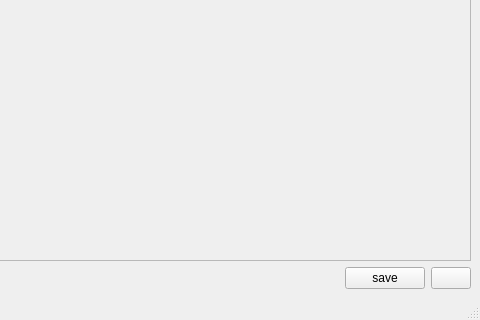
Sobottasgithub/ClOwn-Mails, file ui/main_window.ui: the form before one commit; both pictures show x 263 to 743 and y 254 to 574 of the 743 by 574 pixel window.
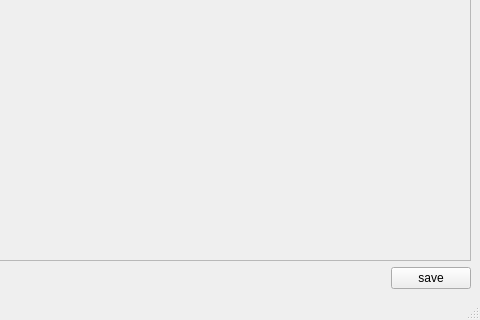
The form after the commit.

Commit message: Move add button

Patch:
```diff
--- a/ui/main_window.ui
+++ b/ui/main_window.ui
@@ -69,13 +69,6 @@
         </property>
        </widget>
       </item>
-      <item>
-       <widget class="QPushButton" name="uiButton_add">
-        <property name="text">
-         <string/>
-        </property>
-       </widget>
-      </item>
      </layout>
     </item>
    </layout>
```
Left out of the diff: 14 changed lines with no effect on the pictures. The commit also changes 1 other file.
